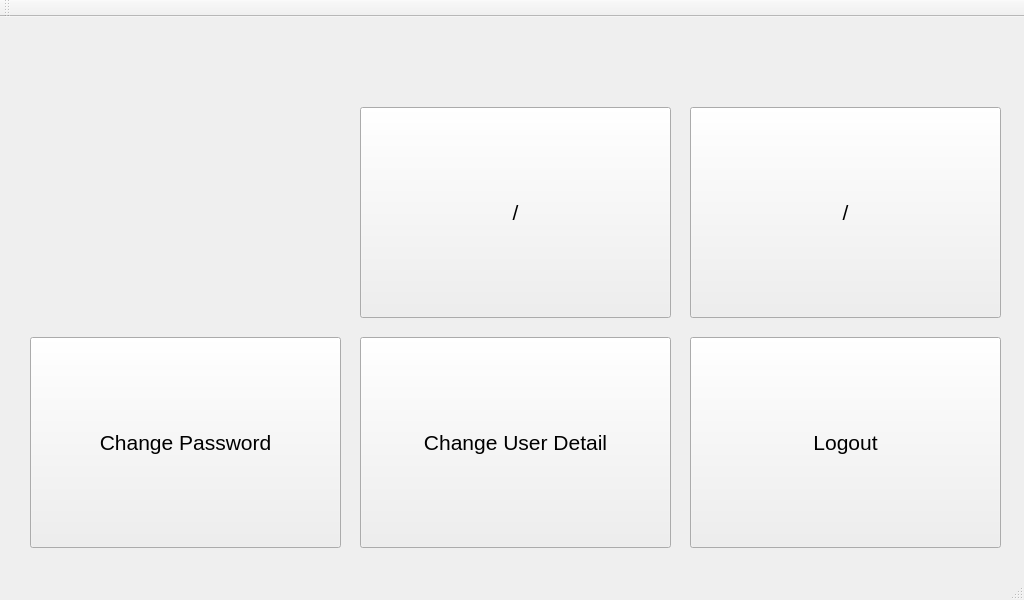
Before: the Qt Designer form GUI_Qt/SmartScale/itemSuggestion.ui in twschung/IoT-Smart-Scale, drawn with Qt 5.
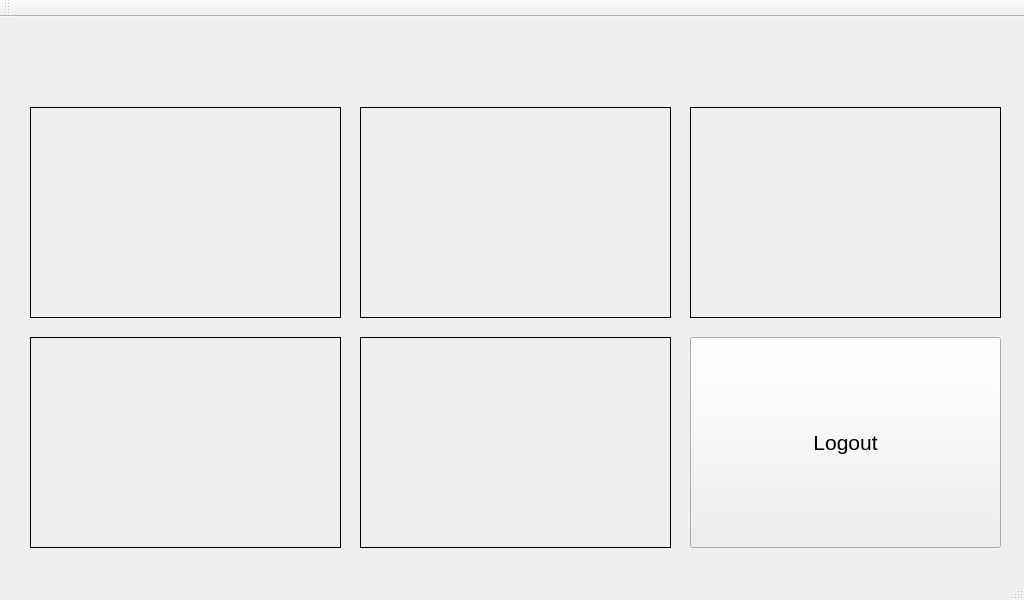
After: the same form once the commit is applied.

Diff of the .ui file:
```diff
--- a/GUI_Qt/SmartScale/itemSuggestion.ui
+++ b/GUI_Qt/SmartScale/itemSuggestion.ui
@@ -34,78 +34,6 @@
      <string/>
     </property>
    </widget>
-   <widget class="QPushButton" name="btnChangePassword">
-    <property name="geometry">
-     <rect>
-      <x>30</x>
-      <y>320</y>
-      <width>311</width>
-      <height>211</height>
-     </rect>
-    </property>
-    <property name="font">
-     <font>
-      <pointsize>16</pointsize>
-     </font>
-    </property>
-    <property name="text">
-     <string>Change Password</string>
-    </property>
-   </widget>
-   <widget class="QPushButton" name="btnChangeUserDetail">
-    <property name="geometry">
-     <rect>
-      <x>360</x>
-      <y>320</y>
-      <width>311</width>
-      <height>211</height>
-     </rect>
-    </property>
-    <property name="font">
-     <font>
-      <pointsize>16</pointsize>
-     </font>
-    </property>
-    <property name="text">
-     <string>Change User Detail</string>
-    </property>
-   </widget>
-   <widget class="QPushButton" name="pushButton_4">
-    <property name="geometry">
-     <rect>
-      <x>360</x>
-      <y>90</y>
-      <width>311</width>
-      <height>211</height>
-     </rect>
-    </property>
-    <property name="font">
-     <font>
-      <pointsize>16</pointsize>
-     </font>
-    </property>
-    <property name="text">
-     <string>/</string>
-    </property>
-   </widget>
-   <widget class="QPushButton" name="pushButton_5">
-    <property name="geometry">
-     <rect>
-      <x>690</x>
-      <y>90</y>
-      <width>311</width>
-      <height>211</height>
-     </rect>
-    </property>
-    <property name="font">
-     <font>
-      <pointsize>16</pointsize>
-     </font>
-    </property>
-    <property name="text">
-     <string>/</string>
-    </property>
-   </widget>
    <widget class="QPushButton" name="btnLogout">
     <property name="geometry">
      <rect>
@@ -132,6 +60,73 @@
       <width>311</width>
       <height>211</height>
      </rect>
+    </property>
+    <property name="frameShape">
+     <enum>QFrame::Box</enum>
+    </property>
+    <property name="text">
+     <string/>
+    </property>
+   </widget>
+   <widget class="QLabel" name="lblItem2">
+    <property name="geometry">
+     <rect>
+      <x>360</x>
+      <y>90</y>
+      <width>311</width>
+      <height>211</height>
+     </rect>
+    </property>
+    <property name="frameShape">
+     <enum>QFrame::Box</enum>
+    </property>
+    <property name="text">
+     <string/>
+    </property>
+   </widget>
+   <widget class="QLabel" name="lblItem3">
+    <property name="geometry">
+     <rect>
+      <x>690</x>
+      <y>90</y>
+      <width>311</width>
+      <height>211</height>
+     </rect>
+    </property>
+    <property name="frameShape">
+     <enum>QFrame::Box</enum>
+    </property>
+    <property name="text">
+     <string/>
+    </property>
+   </widget>
+   <widget class="QLabel" name="lblItem4">
+    <property name="geometry">
+     <rect>
+      <x>30</x>
+      <y>320</y>
+      <width>311</width>
+      <height>211</height>
+     </rect>
+    </property>
+    <property name="frameShape">
+     <enum>QFrame::Box</enum>
+    </property>
+    <property name="text">
+     <string/>
+    </property>
+   </widget>
+   <widget class="QLabel" name="lblItem5">
+    <property name="geometry">
+     <rect>
+      <x>360</x>
+      <y>320</y>
+      <width>311</width>
+      <height>211</height>
+     </rect>
+    </property>
+    <property name="frameShape">
+     <enum>QFrame::Box</enum>
     </property>
     <property name="text">
      <string/>
```
